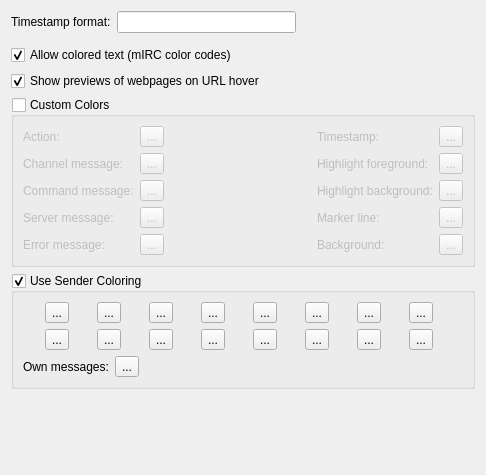
Above: src/qtui/settingspages/chatviewsettingspage.ui from quassel/quassel before the change. Below: the same form after it.
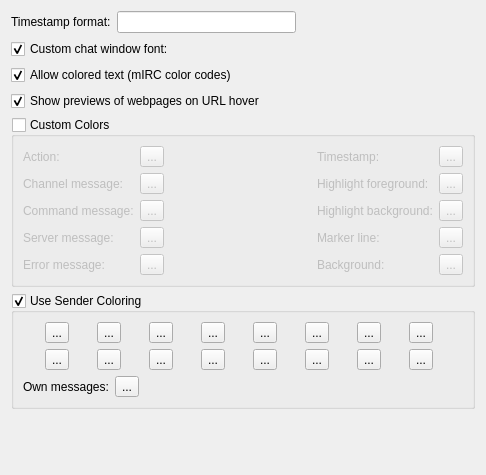
That is the form after the change. Custom widgets are drawn as their Qt base class.

Commit message:
Make custom ChatView font disableable
Add a checkbox for it, now that we can.

```diff
--- a/src/qtui/settingspages/chatviewsettingspage.ui
+++ b/src/qtui/settingspages/chatviewsettingspage.ui
@@ -52,6 +52,24 @@
     </layout>
    </item>
    <item>
+    <layout class="QHBoxLayout" name="horizontalLayout_3">
+     <item>
+      <widget class="QCheckBox" name="customChatViewFont">
+       <property name="text">
+        <string>Custom chat window font:</string>
+       </property>
+       <property name="checked">
+        <bool>true</bool>
+       </property>
+       <property name="settingsKey" stdset="0">
+        <string>/QtUiStyle/Fonts/UseCustomChatViewFont</string>
+       </property>
+       <property name="defaultValue" stdset="0">
+        <bool>true</bool>
+       </property>
+      </widget>
+     </item>
+     <item>
     <widget class="FontSelector" name="chatViewFont" native="true">
      <property name="text" stdset="0">
       <string>Chat window font:</string>
@@ -66,6 +84,8 @@
      </property>
     </widget>
    </item>
+    </layout>
+   </item>
    <item>
     <widget class="QCheckBox" name="allowMircColors">
      <property name="text">
```
Left out of the diff: 22 changed lines with no effect on the pictures. Lines whose indentation alone changed are shown as unchanged. The commit also changes 1 other file.
